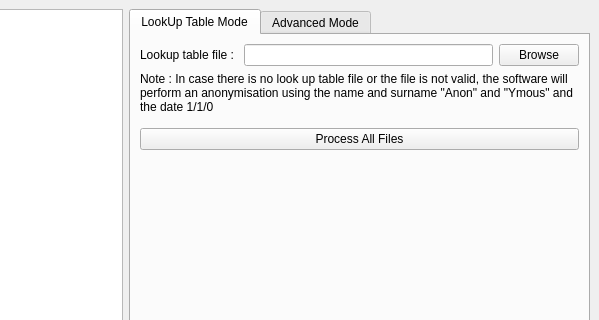
First picture: the form in TRCAnonymizer.ui, repository floriansipp/TRCAnonymizer, before the edit; both pictures show x 436 to 1035 and y 0 to 320 of the 1035 by 789 pixel window.
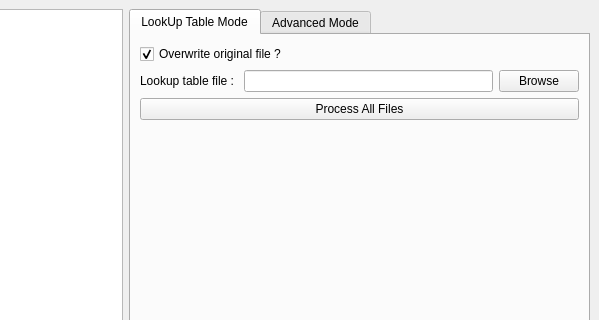
Second picture: the form after the edit.

What changed in the file:
```diff
--- a/TRCAnonymizer.ui
+++ b/TRCAnonymizer.ui
@@ -99,6 +99,16 @@
         <string>LookUp Table Mode</string>
        </attribute>
        <layout class="QVBoxLayout" name="verticalLayout_6">
+        <item>
+         <widget class="QCheckBox" name="OverwriteOriginalFilesCheckBox">
+          <property name="text">
+           <string>Overwrite original file ? </string>
+          </property>
+          <property name="checked">
+           <bool>true</bool>
+          </property>
+         </widget>
+        </item>
         <item>
          <layout class="QHBoxLayout" name="horizontalLayout_5">
           <item>
@@ -120,25 +130,6 @@
           </item>
          </layout>
         </item>
-        <item>
-         <widget class="QLabel" name="label_5">
-          <property name="minimumSize">
-           <size>
-            <width>0</width>
-            <height>50</height>
-           </size>
-          </property>
-          <property name="text">
-           <string>Note : In case there is no look up table file or the file is not valid, the software will perform an anonymisation using the name and surname &quot;Anon&quot; and &quot;Ymous&quot; and the date 1/1/0</string>
-          </property>
-          <property name="alignment">
-           <set>Qt::AlignLeading|Qt::AlignLeft|Qt::AlignTop</set>
-          </property>
-          <property name="wordWrap">
-           <bool>true</bool>
-          </property>
-         </widget>
-        </item>
         <item>
          <layout class="QHBoxLayout" name="horizontalLayout_6">
           <item>
```
